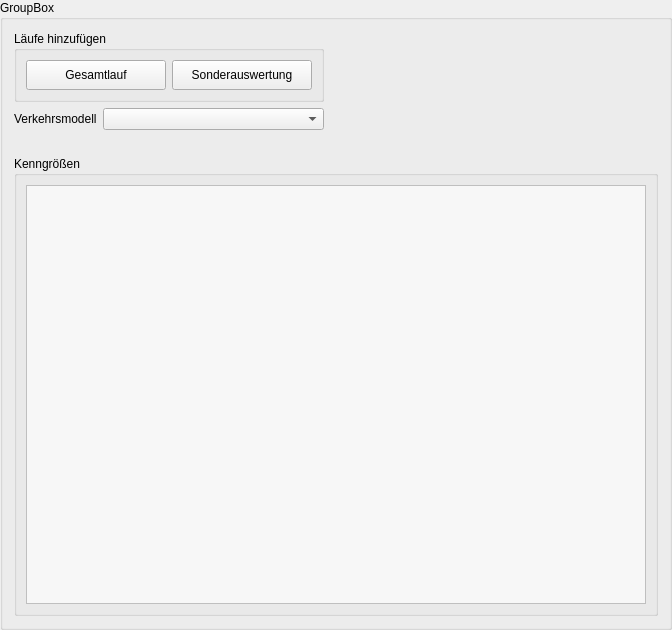
The window that src/gui_vm/view/qt_designed/scenario.ui (ChrFr/gui_vm) describes before a commit, drawn with Qt 5.
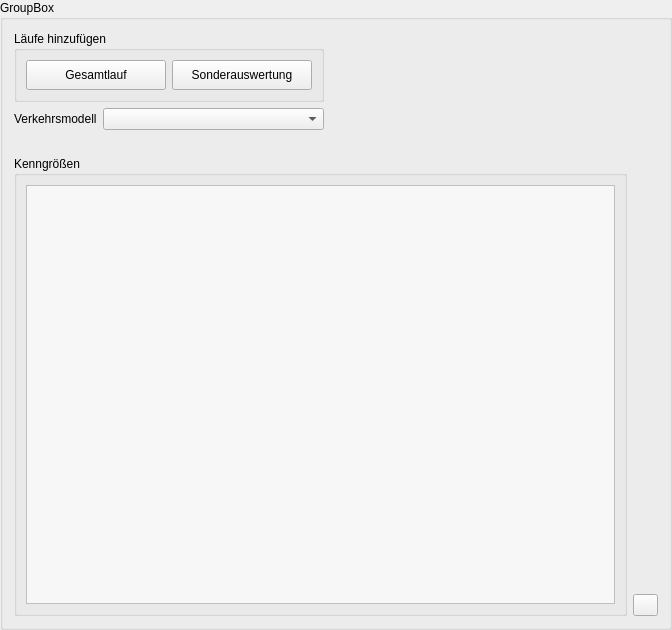
The same window after the commit. Icons and pictures are not drawn.

Commit message: Fixed: wrong status when column missing; Update: Button to update Scenario

Patch:
```diff
--- a/src/gui_vm/view/qt_designed/scenario.ui
+++ b/src/gui_vm/view/qt_designed/scenario.ui
@@ -529,7 +529,7 @@
           <rect>
            <x>0</x>
            <y>0</y>
-           <width>630</width>
+           <width>597</width>
            <height>439</height>
           </rect>
          </property>
@@ -573,6 +573,62 @@
      </property>
     </spacer>
    </item>
+   <item row="3" column="2">
+    <layout class="QVBoxLayout" name="verticalLayout_4">
+     <item>
+      <spacer name="verticalSpacer_2">
+       <property name="orientation">
+        <enum>Qt::Vertical</enum>
+       </property>
+       <property name="sizeHint" stdset="0">
+        <size>
+         <width>20</width>
+         <height>40</height>
+        </size>
+       </property>
+      </spacer>
+     </item>
+     <item>
+      <widget class="QPushButton" name="status_button">
+       <property name="maximumSize">
+        <size>
+         <width>25</width>
+         <height>25</height>
+        </size>
+       </property>
+       <property name="toolTip">
+        <string>Szenario inkl. aller Ressourcen erneut prüfen</string>
+       </property>
+       <property name="text">
+        <string/>
+       </property>
+       <property name="icon">
+        <iconset resource="gui.qrc">
+         <normaloff>:/buttons/icons/reload.png</normaloff>:/buttons/icons/reload.png</iconset>
+       </property>
+       <property name="iconSize">
+        <size>
+         <width>20</width>
+         <height>20</height>
+        </size>
+       </property>
+      </widget>
+     </item>
+    </layout>
+   </item>
+   <item row="0" column="1">
+    <spacer name="horizontalSpacer">
+     <property name="orientation">
+      <enum>Qt::Horizontal</enum>
+     </property>
+     <property name="sizeHint" stdset="0">
+      <size>
+       <width>40</width>
+       <height>20</height>
+      </size>
+     </property>
+    </spacer>
+   </item>
   </layout>
  </widget>
  <resources>
```
Left out of the diff: 47 changed lines with no effect on the pictures. The commit also changes 3 other files.
